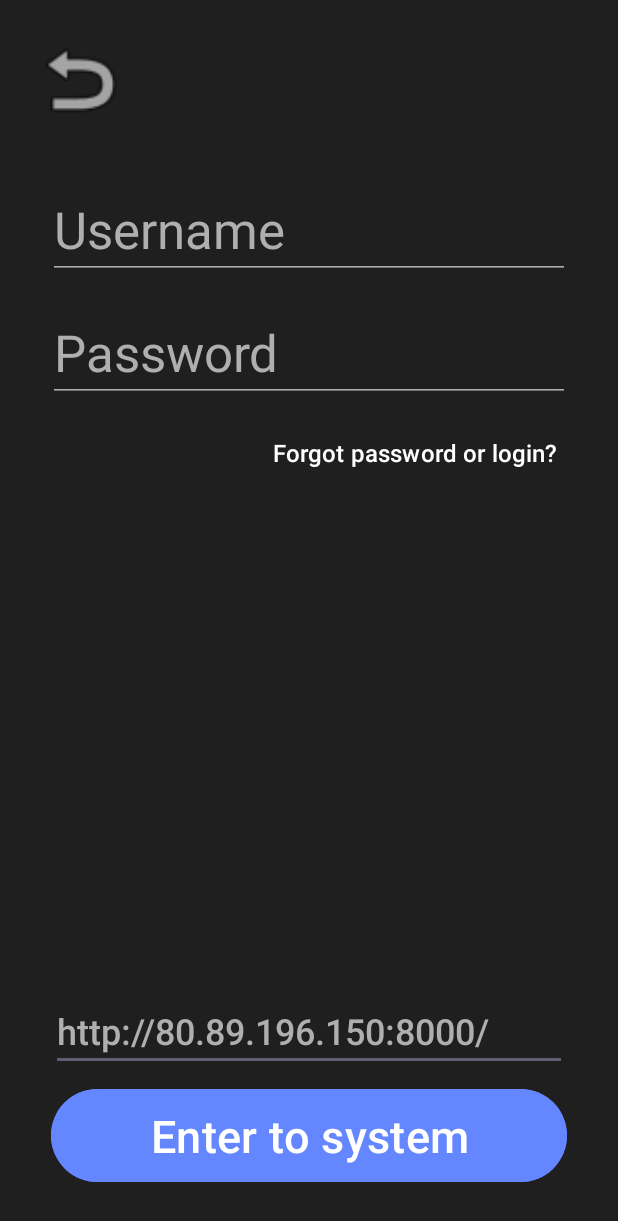
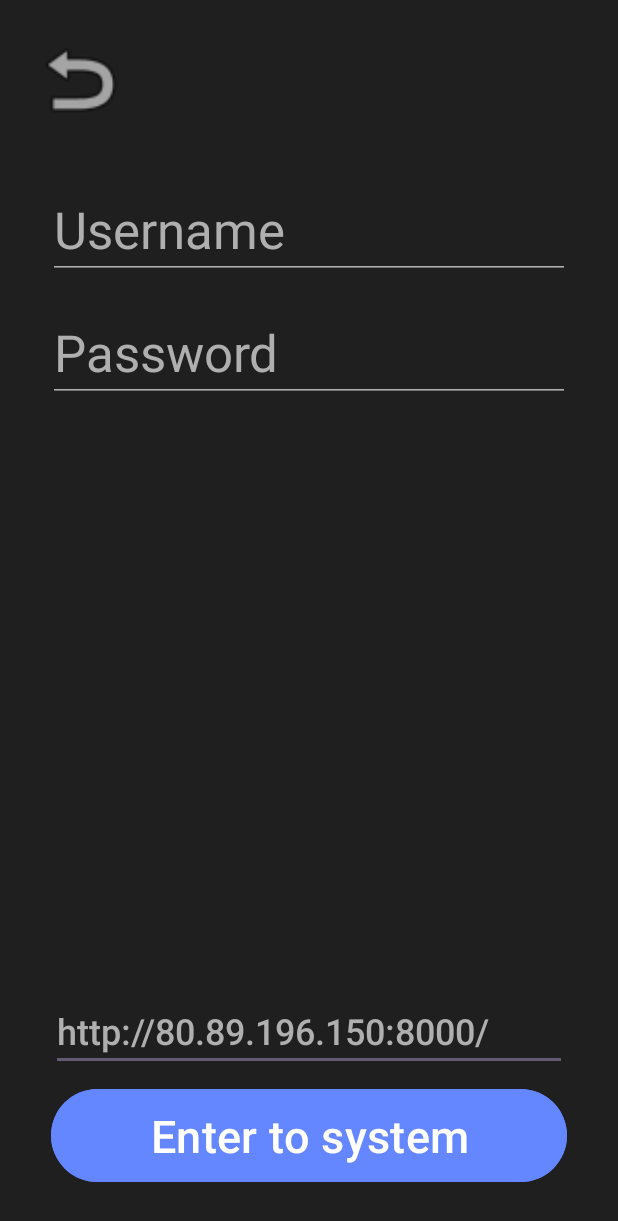
Before and after one commit to tankoman228/LearnTogether_Mobile_fixed, an Android app: the ActLogin screen opened directly, with no data from a screen before it, on a phone screen of 412 x 824 dp. Shown: the top 1221 px of the screen. Run offline under Robolectric (Android 15) with nearby library versions, the phone set to English and light mode, and no system bars.

```diff
--- a/app/src/main/java/com/example/learntogether_mobile/Activities/WatchMoreActivity/MeetingInfo.java
+++ b/app/src/main/java/com/example/learntogether_mobile/Activities/WatchMoreActivity/MeetingInfo.java
@@ -130,14 +130,14 @@ public class MeetingInfo extends AppCompatActivity {
     private void updateSelectedTime() {
 
         if (sbSure.getProgress() == 0) {
-            btnJoin.setText("Refuse meeting");
+            btnJoin.setText(R.string.refuse_meeting);
             return;
         }
 
         String text = getTimeStringFromMinutes(sbFrom.getProgress());;
         text += " - ";
         text += getTimeStringFromMinutes(sbUntil.getProgress());
-        text += "\t Sure in ";
+        text += getString(R.string.sure_in);
         text += sbSure.getProgress();
         text += "%";
         btnJoin.setText(text);
@@ -167,7 +167,7 @@ public class MeetingInfo extends AppCompatActivity {
             @Override
             public void onResponse(Call<ResponseU> call, Response<ResponseU> response) {
                 LoadRetrofit();
-                Toast.makeText(MeetingInfo.this, "Success", Toast.LENGTH_SHORT).show();
+                Toast.makeText(MeetingInfo.this, R.string.success, Toast.LENGTH_SHORT).show();
             }
 
             @Override
--- a/app/src/main/res/layout/activity_login.xml
+++ b/app/src/main/res/layout/activity_login.xml
@@ -90,17 +90,4 @@
         app:layout_constraintTop_toTopOf="parent"
         app:srcCompat="@android:drawable/ic_menu_revert" />
 
-    <Button
-        android:id="@+id/button2"
-        android:layout_width="wrap_content"
-        android:layout_height="wrap_content"
-        android:layout_marginTop="10dp"
-        android:layout_marginEnd="-16dp"
-        android:backgroundTint="@color/black2"
-        android:text="@string/forgot_password_or_login"
-        android:textColor="@color/white"
-        android:textSize="16sp"
-        app:layout_constraintEnd_toEndOf="@+id/etPassword"
-        app:layout_constraintTop_toBottomOf="@+id/etPassword" />
-
 </androidx.constraintlayout.widget.ConstraintLayout>
--- a/app/src/main/res/values/strings.xml
+++ b/app/src/main/res/values/strings.xml
@@ -168,4 +168,6 @@
     <string name="thanks_for_your_rate">Thanks for your rate</string>
     <string name="watch_more">Watch more</string>
     <string name="no_task_chosen">No task chosen</string>
+    <string name="refuse_meeting">Refuse meeting</string>
+    <string name="sure_in">"\t Sure in "</string>
 </resources>
```
Also changed, not shown: app/src/main/res/layout/activity_add_news.xml (+4 -5 lines), 1 other file.
